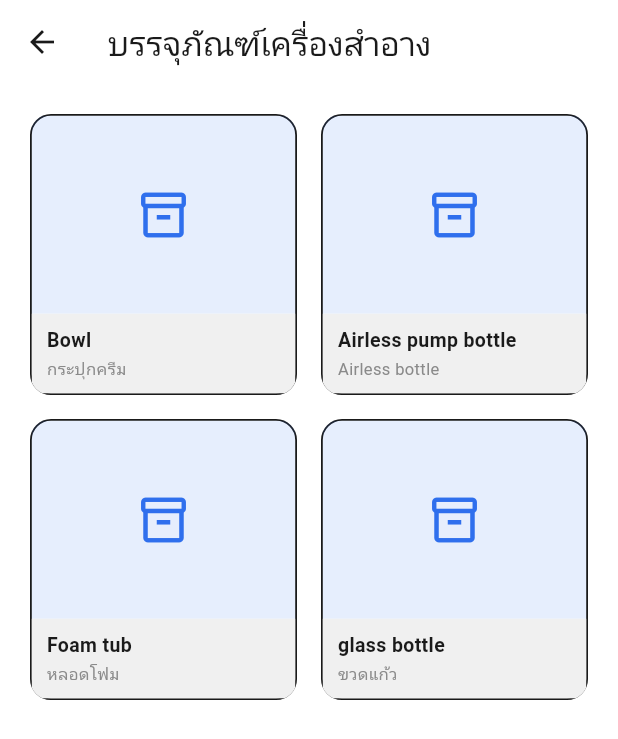
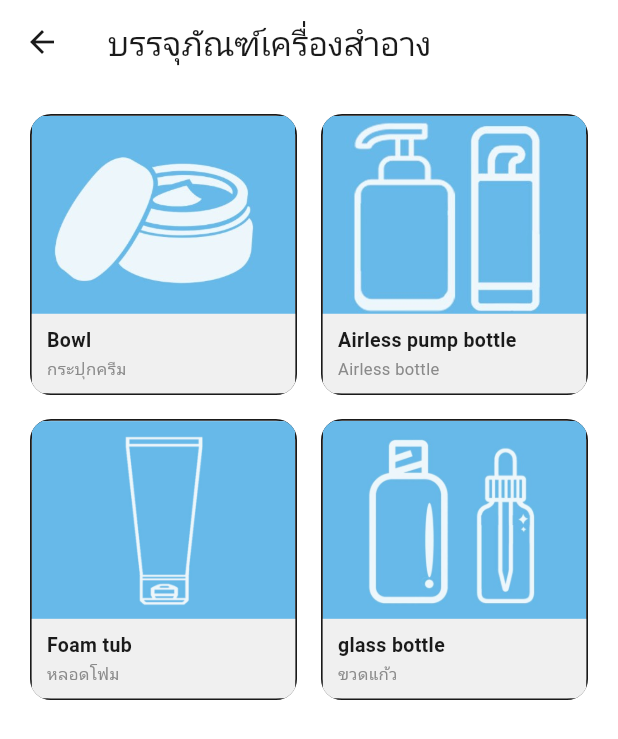
Before and after one commit to Takashi468/sale_kit, a Flutter app: the ProductsPage screen opened directly, after a tap on "บรรจุภัณฑ์เครื่องสำอาง", on a phone screen of 412 x 824 dp. Shown: the top 739 px of the screen. Run offline on Flutter 3.47's test engine with Material 3 defaults, Android fonts, the phone set to English and light mode, and no system bars.

Commit message:
feat: add new packaging images and update catalog data to include cover images

```diff
--- a/lib/screens/packaging_catalog_page.dart
+++ b/lib/screens/packaging_catalog_page.dart
@@ -33,6 +33,11 @@ class PackagingCatalogPage extends StatelessWidget {
           ),
           itemBuilder: (context, index) {
             final type = catalog.types[index];
+            final coverImage =
+                type.coverImagePath ??
+                type.photos
+                    .map((photo) => photo.imagePath)
+                    .firstWhere((path) => path != null, orElse: () => null);
             return InkWell(
               borderRadius: BorderRadius.circular(14),
               onTap: () {
@@ -52,7 +57,13 @@ class PackagingCatalogPage extends StatelessWidget {
                   crossAxisAlignment: CrossAxisAlignment.start,
                   children: [
                     Expanded(
-                      child: Container(
+                      child: coverImage != null
+                          ? Image.asset(
+                              coverImage,
+                              width: double.infinity,
+                              fit: BoxFit.cover,
+                            )
+                          : Container(
                               width: double.infinity,
                               color: AppColors.accent.withValues(alpha: 0.12),
                               alignment: Alignment.center,
```
Also changed, not shown: lib/data/catalog_data.dart (+32 -6 lines), lib/screens/packaging_type_page.dart (+12 -5 lines), assets/images/airless-pump.jpg (added), assets/images/aluminium-face-tube.jpg (added), assets/images/bowl-1.jpg (added), assets/images/bowl-2.jpg (added), assets/images/bowl-3.jpg (added), assets/images/bowl.jpg (added), assets/images/foam-tub.png (added), assets/images/glass-bottle.jpg (added), assets/images/plastic-face-tube.jpg (added). Lines whose indentation alone changed are shown as unchanged.
